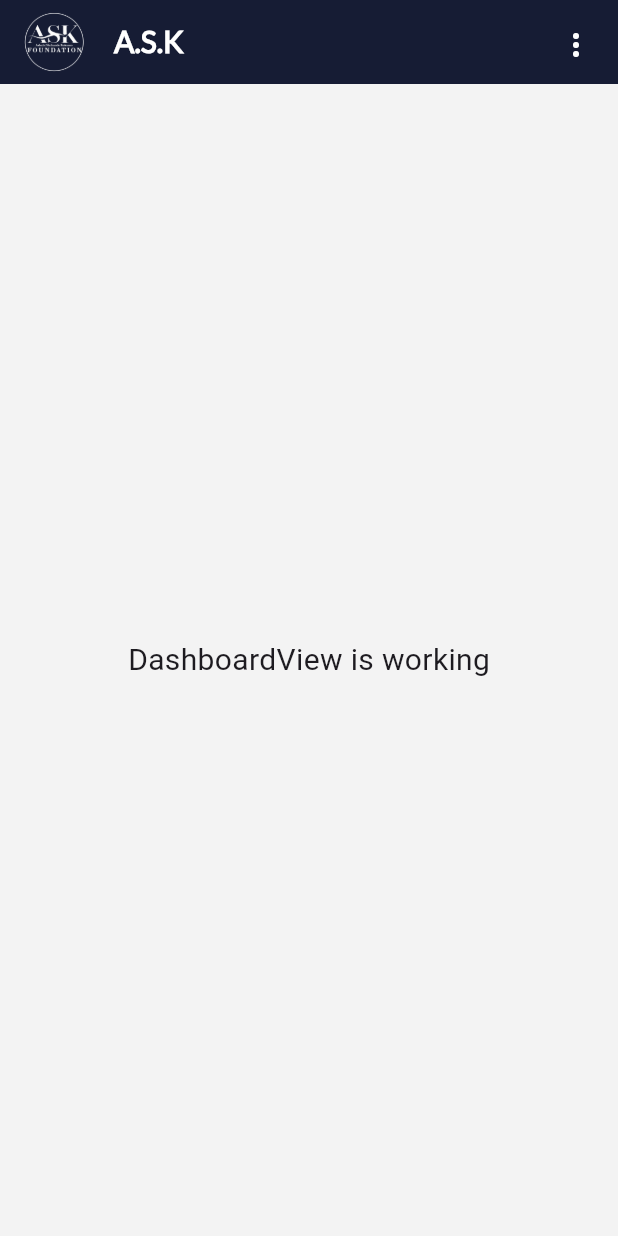
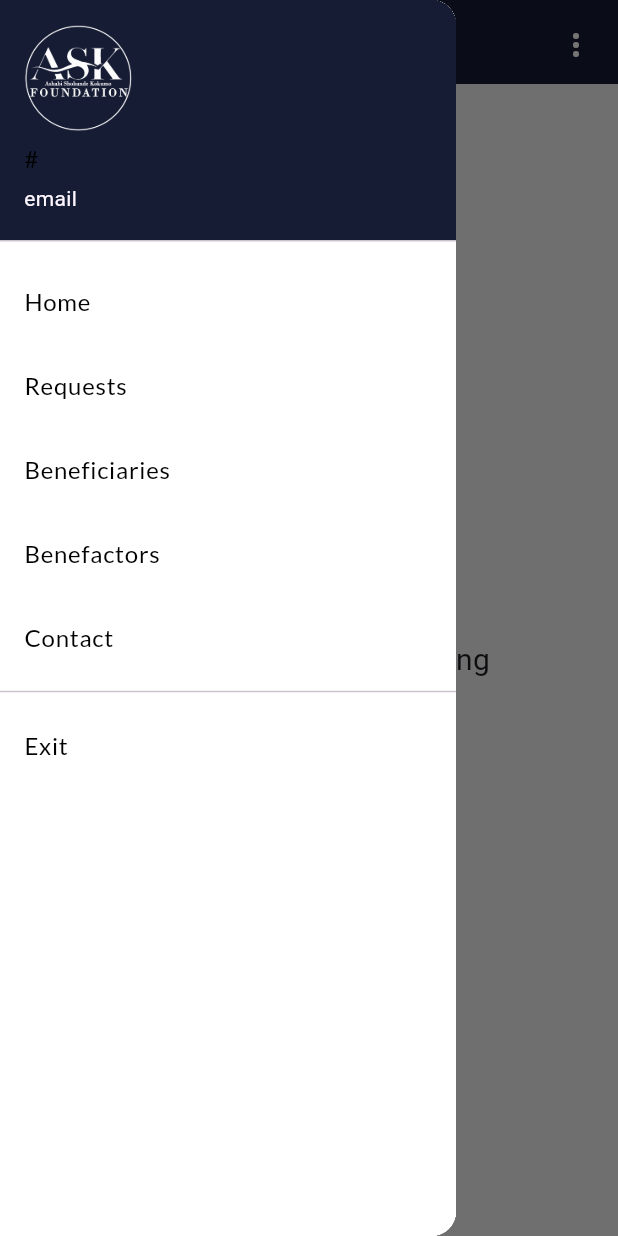
Before and after one commit to rilwanat/ask-mobile, a Flutter app: the DashboardView screen opened directly, with the side drawer open (before the commit the screen has no drawer), on a phone screen of 412 x 824 dp. Run offline on Flutter 3.47's test engine with Material 3 defaults, Android fonts, the phone set to English and light mode, and no system bars; our stand-ins replace animate_do, carousel_slider, dio, get, jwt_decoder, shared_preferences; accounts and stored records are empty.

Commit message:
update menu navbar

```diff
--- a/lib/app/modules/home/controllers/home_controller.dart
+++ b/lib/app/modules/home/controllers/home_controller.dart
@@ -1,4 +1,5 @@
 import 'package:flutter/cupertino.dart';
+import 'package:flutter/material.dart';
 import 'package:get/get.dart';
 
 import '../views/dashboard_view.dart';
@@ -7,6 +8,8 @@ import '../views/profile_view.dart';
 import '../views/requests_view.dart';
 
 class HomeController extends GetxController {
+
+  final GlobalKey<ScaffoldState> scaffoldKey = GlobalKey<ScaffoldState>();
 
   var showBottomNav = true.obs;
   final _navIndex = 0.obs;
@@ -17,10 +20,10 @@ class HomeController extends GetxController {
     // print(value);
   }
   final screens = <Widget>[
-    const DashboardView(),
-    const RequestsView(),
-    const IaskView(),
-    const ProfileView(),
+    DashboardView(),
+    RequestsView(),
+    IaskView(),
+    ProfileView(),
   ];
 
   final _isLoading = false.obs;
@@ -33,7 +36,7 @@ class HomeController extends GetxController {
   Future<void> _initializeProfileData() async {
     setLoading(true);
     // await getUserProfile();
-    //await getUserNotifications();
+    // await getUserNotifications();
     // await getUserTransactionsHistory();
     // await getContacts();
     // await getMyBudgets();
--- a/lib/app/modules/home/views/dashboard_view.dart
+++ b/lib/app/modules/home/views/dashboard_view.dart
@@ -1,20 +1,29 @@
+import 'package:ask_mobile/app/modules/home/controllers/home_controller.dart';
 import 'package:flutter/material.dart';
 
 import 'package:get/get.dart';
 
 import '../../../../global/app_color.dart';
 import '../../../../global/widgets/app_bar.dart';
+import '../../../../global/widgets/navbar.dart';
 
-class DashboardView extends GetView {
-  const DashboardView({super.key});
+class DashboardView extends GetView<HomeController> {
+  DashboardView({super.key});
+
+
+
   @override
   Widget build(BuildContext context) {
     return Scaffold(
+      key: controller.scaffoldKey,
       backgroundColor: AppColors.askBackground,
+      drawer: NavBar(),
       appBar: CustomAppBar(
+        onMenuPressed: () {
+          controller.scaffoldKey.currentState?.openDrawer();
+        },
         onMorePressed: () {
-          // Handle menu button press
-          print('More options pressed');
+          // controller.scaffoldKey.currentState?.openDrawer();
         },
         title: 'A.S.K',
         backgroundColor: AppColors.askBlue,
--- a/lib/global/widgets/app_bar.dart
+++ b/lib/global/widgets/app_bar.dart
@@ -3,6 +3,8 @@ import 'package:flutter/material.dart';
 import '../app_color.dart';
 
 class CustomAppBar extends StatelessWidget implements PreferredSizeWidget {
+  final GlobalKey<ScaffoldState>? scaffoldKey;
+  final VoidCallback? onMenuPressed;
   final VoidCallback? onMorePressed;
   final String title;
   final String logoPath;
@@ -14,6 +16,8 @@ class CustomAppBar extends StatelessWidget implements PreferredSizeWidget {
 
   const CustomAppBar({
     super.key,
+    this.scaffoldKey,
+    this.onMenuPressed,
     this.onMorePressed,
     this.title = 'A.S.K',
     this.logoPath = "assets/images/logo-start.png",
@@ -37,10 +41,13 @@ class CustomAppBar extends StatelessWidget implements PreferredSizeWidget {
         children: [
           Row(
             children: [
-              Image.asset(
-                logoPath,
-                width: logoSize,
-                height: logoSize,
+              GestureDetector(
+                onTap: onMenuPressed,
+                child: Image.asset(
+                  logoPath,
+                  width: logoSize,
+                  height: logoSize,
+                ),
               ),
               const SizedBox(width: 20),
               Text(
@@ -61,7 +68,7 @@ class CustomAppBar extends StatelessWidget implements PreferredSizeWidget {
               mainAxisAlignment: MainAxisAlignment.end,
               children: [
                 GestureDetector(
-                  onTap: onMorePressed,
+                  onTap: () {},
                   child: Icon(
                     Icons.more_vert_rounded,
                     color: iconColor,
--- /dev/null
+++ b/lib/global/widgets/navbar.dart
@@ -0,0 +1,131 @@
+
+import 'package:flutter/material.dart';
+import 'package:flutter/services.dart';
+import 'package:get/get.dart';
+
+import '../../app/modules/home/controllers/home_controller.dart';
+import '../../app/routes/app_pages.dart';
+import '../app_color.dart';
+import '../screen_size.dart';
+
+
+class NavBar extends GetView<HomeController> {
+  @override
+  Widget build(BuildContext context) {
+    return Drawer(
+      child: Container(
+        color: AppColors.white,
+        child: Column(
+          crossAxisAlignment: CrossAxisAlignment.start,
+          children: [
+            UserAccountsDrawerHeader(
+              accountName: const Padding(
+                padding: EdgeInsets.only(left: 0.0),
+                child: Text('#', style: TextStyle(color: Colors.black, fontSize: 16,fontFamily: "LatoRegular"), ),
+              ),
+              accountEmail: const Text("email"),
+              currentAccountPicture: GestureDetector(
+                onTap: () {
+                  Navigator.of(context).pop();
+                },
+                child: SizedBox(
+                    width: 16,
+                    height: 16,
+                    child: Image.asset("assets/images/logo-start.png")),
+              ),
+              decoration: const BoxDecoration(
+                color: AppColors.askBlue,
+              ),
+            ),
+            // Container(
+            //     margin: EdgeInsets.symmetric(horizontal: 20),
+            //     child: Image(image: AssetImage("image/decoration/d0.png"),)
+            // ),
+            const SizedBox(height: 4,),
+            ListTile(
+              tileColor: Colors.white,
+              // leading: Icon(Icons.add, color: Colors.black,),
+              title: const Text('Home', style: TextStyle(color: Colors.black,fontFamily: "LatoRegular",),),
+              onTap: () async {
+                Navigator.of(context).pop();
+                // controller.setSelectedCategory("men");
+                // await controller.getCategoryProductsData(category: "men").then((value) {
+                //   // Get.to(() => const ProductsView());
+                // });
+              },
+            ),
+
+            ListTile(
+              tileColor: Colors.white,
+              // leading: Icon(Icons.add, color: Colors.black,),
+              title: const Text('Requests', style: TextStyle(color: Colors.black,fontFamily: "LatoRegular",),),
+              onTap: () async {
+                Navigator.of(context).pop();
+                // controller.setSelectedCategory("women");
+                // await controller.getCategoryProductsData(category: "women").then((value) {
+                //   // Get.to(() => const ProductsView());
+                // });
+              },
+            ),
+            ListTile(
+              tileColor: Colors.white,
+              // leading: Icon(Icons.add, color: Colors.black,),
+              title: const Text('Beneficiaries', style: TextStyle(color: Colors.black,fontFamily: "LatoRegular",),),
+              onTap: () async {
+                Navigator.of(context).pop();
+                // controller.setSelectedCategory("essentials");
+                // await controller.getCategoryProductsData(category: "essentials").then((value) {
+                //   // Get.to(() => const ProductsView());
+                // });
+              },
+            ),
+
+            ListTile(
+              tileColor: Colors.white,
+              // leading: Icon(Icons.add, color: Colors.black,),
+              title: const Text('Benefactors', style: TextStyle(color: Colors.black,fontFamily: "LatoRegular",),),
+              onTap: () {
+                Navigator.of(context).pop();
+                // Get.toNamed(Routes.PRODUCTS);
+              },
+            ),
+
+            ListTile(
+              tileColor: Colors.white,
+              // leading: Icon(Icons.add, color: Colors.black,),
+              title: const Text('Contact', style: TextStyle(color: Colors.black,fontFamily: "LatoRegular",),),
+              onTap: () {
+                Navigator.of(context).pop();
+                // Get.toNamed(Routes.PRODUCTS);
+              },
+            ),
+
+
+            const Divider(),
+            InkWell(
+              onTap: () {
+                SystemNavigator.pop();
+              },
+              child: const ListTile(
+                tileColor: Colors.white,
+                // leading: Icon(Icons.logout, color: AppColors.black,),
+                title: Text('Exit', style: TextStyle(color: AppColors.black,fontFamily: "LatoRegular",),),
+              ),
+            ),
+
+            /*Container(
+                margin: EdgeInsets.symmetric(horizontal: 20),
+                child: Text("rb-apps",
+                  style: TextStyle(
+                      color: Colors.white,
+                      fontSize: 8,
+                    fontWeight: FontWeight.w100
+                  ),
+                )
+            ),*/
+          ],
+        ),
+      ),
+    );
+  }
+}
```
Also changed, not shown: lib/app/modules/home/views/iask_view.dart (+9 -4 lines), lib/app/modules/home/views/profile_view.dart (+9 -4 lines), lib/app/modules/home/views/requests_view.dart (+9 -4 lines).
